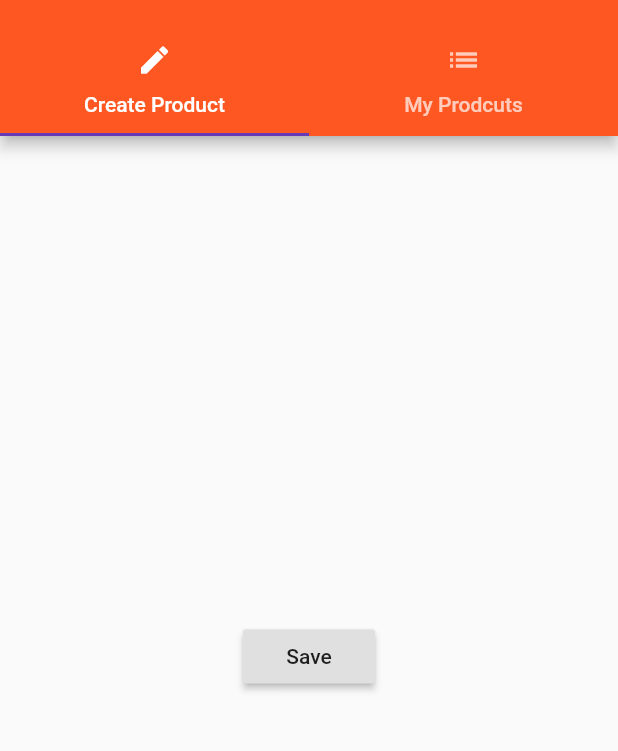
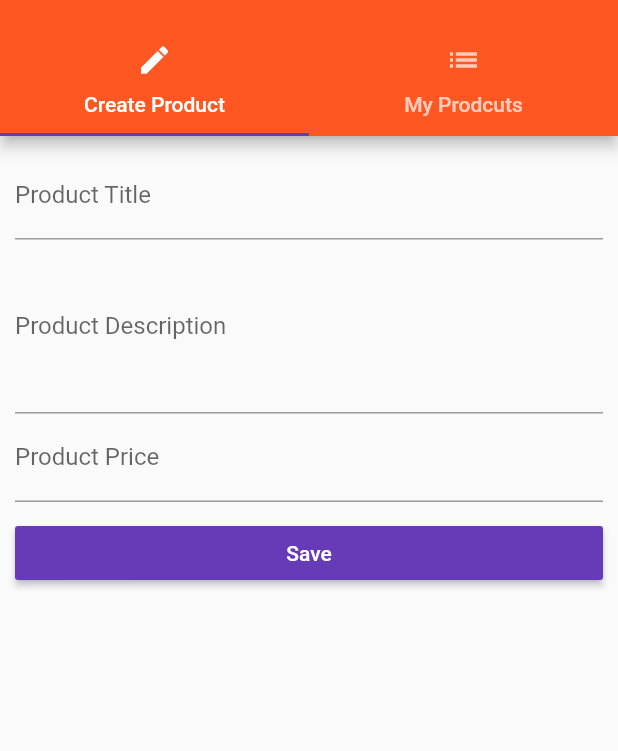
Before and after one commit to narayanansampath/ShoppingApp, a Flutter app: the ProductsAdminPage screen opened by its route, on a phone screen of 412 x 824 dp, the part 59-810 px from its top. Run offline on Flutter 3.47's test engine with Material 2 defaults, Android fonts, the phone set to English and light mode, and no system bars.

Commit message:
Added auth fields Added user input fields in create product page

```diff
--- a/lib/main.dart
+++ b/lib/main.dart
@@ -15,9 +15,9 @@ class MyApp extends StatefulWidget {
 }
 
 class _MyAppState extends State<MyApp> {
-  List<Map<String, String>> _products = [];
+  List<Map<String, dynamic>> _products = [];
 
-  void _addProduct(Map<String, String> product) {
+  void _addProduct(Map<String, dynamic> product) {
     setState(() {
       _products.add(product);
     });
@@ -40,8 +40,8 @@ class _MyAppState extends State<MyApp> {
       //home: AuthPage(),
       routes: {
         '/': (BuildContext context) =>
-            ProductsPage(_products, _addProduct, _deleteProduct),
-        '/admin': (BuildContext context) => ProductsAdminPage(),
+            ProductsPage(_products),
+        '/admin': (BuildContext context) => ProductsAdminPage( _addProduct, _deleteProduct),
       },
       onGenerateRoute: (RouteSettings settings) {
         final List<String> pathElements = settings.name.split('/');
@@ -60,7 +60,7 @@ class _MyAppState extends State<MyApp> {
       onUnknownRoute: (RouteSettings settings) {
         return MaterialPageRoute(
           builder: (BuildContext context) =>
-              ProductsPage(_products, _addProduct, _deleteProduct),
+              ProductsPage(_products),
         );
       },
 
--- a/lib/pages/product_create.dart
+++ b/lib/pages/product_create.dart
@@ -1,17 +1,78 @@
 import 'package:flutter/material.dart';
 
-class ProductCreatePage extends StatelessWidget {
+class ProductCreatePage extends StatefulWidget {
+  final Function addProduct;
+
+  ProductCreatePage(this.addProduct);
+
+  @override
+  State<StatefulWidget> createState() {
+    return _ProductCreatePageState();
+  }
+}
+
+class _ProductCreatePageState extends State<ProductCreatePage> {
+  String _titleValue;
+  String _descriptionValue;
+  double _priceValue;
+
   @override
   Widget build(BuildContext context) {
-    return Center(
-      child: RaisedButton(
-        child: Text('Save'),
-        onPressed: () {
-          showModalBottomSheet(
-              context: context, builder: (BuildContext context) {
-                return Center(child: Text('This is a Modal!'),);
-          });
-        },
+    return Container(
+      margin: EdgeInsets.all(10.0),
+      child: ListView(
+        children: <Widget>[
+          TextField(
+            decoration: InputDecoration(
+              labelText: 'Product Title',
+            ),
+            onChanged: (String value) {
+              setState(() {
+                _titleValue = value;
+              });
+            },
+          ),
+          TextField(
+            decoration: InputDecoration(
+              labelText: 'Product Description',
+            ),
+            maxLines: 4,
+            onChanged: (String value) {
+              setState(() {
+                _descriptionValue = value;
+              });
+            },
+          ),
+          TextField(
+            decoration: InputDecoration(
+              labelText: 'Product Price',
+            ),
+            keyboardType: TextInputType.number,
+            onChanged: (String value) {
+              setState(() {
+                _priceValue = double.parse(value);
+              });
+            },
+          ),
+          SizedBox(
+            height: 10.0,
+          ),
+          RaisedButton(
+            child: Text('Save'),
+            color: Theme.of(context).accentColor,
+            textColor: Colors.white ,
+            onPressed: () {
+              final Map<String, dynamic> product = {
+                'title': _titleValue,
+                'description': _descriptionValue,
+                'price': _priceValue,
+                'image': 'assets/food.jpg',
+              };
+              widget.addProduct(product);
+              Navigator.pushReplacementNamed(context, '/');
+            },
+          ),
+        ],
       ),
     );
   }
--- a/lib/pages/products_admin.dart
+++ b/lib/pages/products_admin.dart
@@ -2,9 +2,13 @@ import 'package:basic_flutter/pages/product_create.dart';
 import 'package:basic_flutter/pages/product_list.dart';
 import 'package:flutter/material.dart';
 
-import './products.dart';
+class ProductsAdminPage extends StatelessWidget {
 
-class ProductsAdminPage extends StatelessWidget {
+  final Function addProduct;
+  final Function deleteProduct;
+
+  ProductsAdminPage( this.addProduct, this.deleteProduct);
+
   @override
   Widget build(BuildContext context) {
     return DefaultTabController(
@@ -42,7 +46,7 @@ class ProductsAdminPage extends StatelessWidget {
           ),
         ),
         body: TabBarView(children: <Widget>[
-          ProductCreatePage(),
+          ProductCreatePage(addProduct),
           ProductListPage(),
         ]),
       ),
--- a/lib/products.dart
+++ b/lib/products.dart
@@ -1,12 +1,10 @@
 import 'package:flutter/material.dart';
 
-import './pages/product.dart';
+class Product extends StatelessWidget {
+  final List<Map<String, dynamic>> product;
+  //final Function deleteProduct;
 
-class Product extends StatelessWidget {
-  final List<Map<String, String>> product;
-  final Function deleteProduct;
-
-  Product(this.product, {this.deleteProduct});
+  Product(this.product);
 
   Widget _buildProductItem(BuildContext context, int index) {
     return Card(
@@ -20,12 +18,7 @@ class Product extends StatelessWidget {
               FlatButton(
                 child: Text('Details'),
                 onPressed: () => Navigator.pushNamed<bool>(
-                        context, '/product/' + index.toString())
-                    .then((bool value) {
-                  if (value) {
-                    deleteProduct(index);
-                  }
-                }),
+                        context, '/product/' + index.toString()),
               )
             ],
           )
```
Also changed, not shown: lib/pages/auth.dart (+59 -13 lines), lib/pages/products.dart (+5 -5 lines), lib/product_control.dart (deleted, +0 -19 lines), lib/product_manager.dart (+5 -10 lines).
